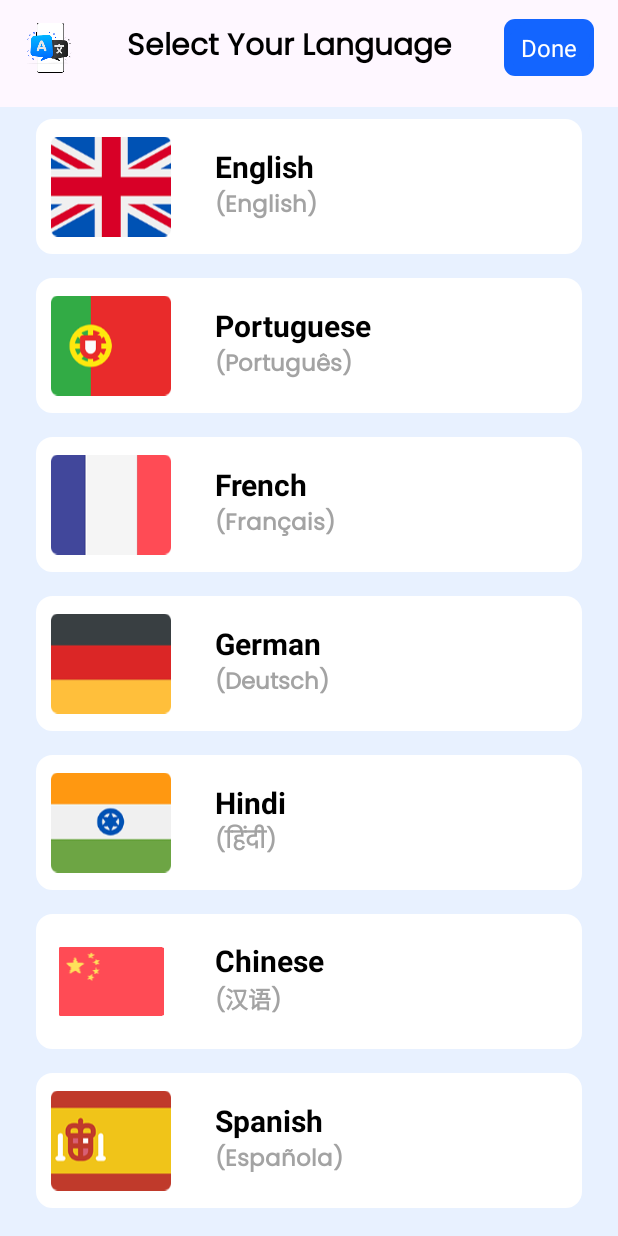
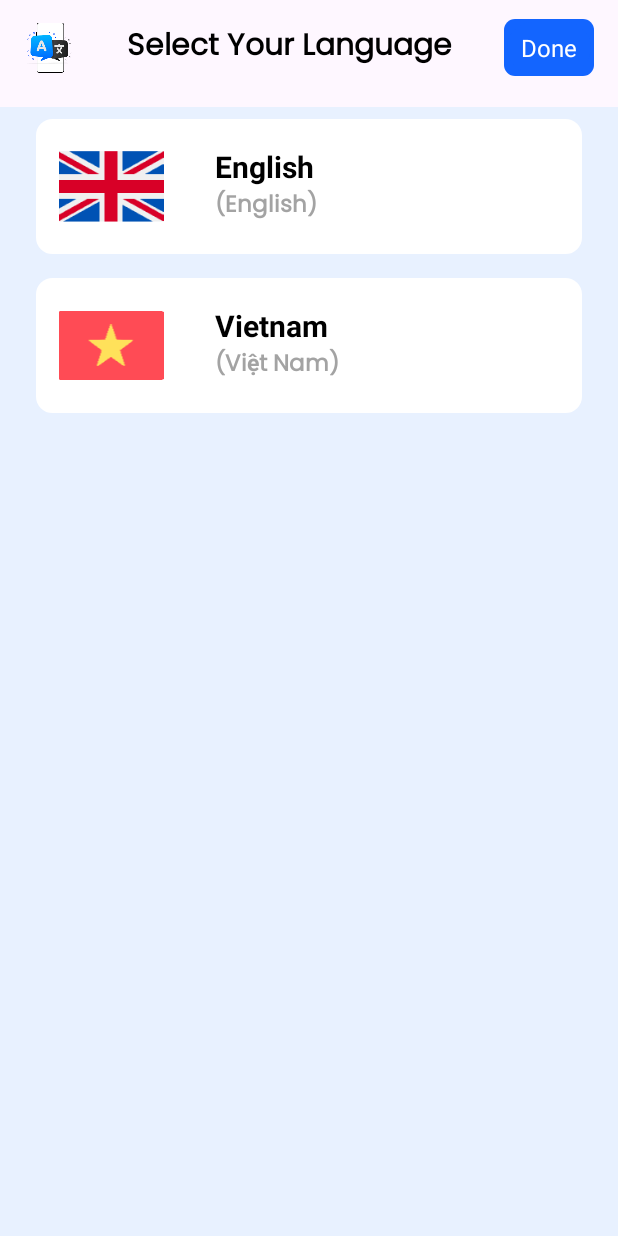
Before and after one commit to yukinpb/AIVoiceChanger, an Android app: the screen it shows after launch (MainActivity), on a phone screen of 412 x 824 dp. Run offline under Robolectric (Android 15) with nearby library versions, the phone set to English and light mode, and no system bars; our stand-ins replace Dagger/Hilt's generated code, data binding, sdp/ssp sizes; pictures from the network do not load.

Commit message:
fix language screen

```diff
--- a/app/src/main/java/com/example/voicechanger/fragment/HomeFragment.kt
+++ b/app/src/main/java/com/example/voicechanger/fragment/HomeFragment.kt
@@ -39,7 +39,7 @@ class HomeFragment : BaseFragmentNotRequireViewModel<FragmentHomeBinding>(R.layo
 
         binding.layoutContent.llLanguage.setOnSafeClickListener {
             closeDrawer()
-            // TODO: Open language screen
+            appNavigation.openHomeToLanguageScreen()
         }
 
         binding.layoutContent.txtCancel.setOnSafeClickListener {
--- a/app/src/main/java/com/example/voicechanger/fragment/LanguageFragment.kt
+++ b/app/src/main/java/com/example/voicechanger/fragment/LanguageFragment.kt
@@ -78,6 +78,6 @@ object LocaleHelper {
         Locale.setDefault(locale)
         val config = Configuration()
         config.setLocale(locale)
-        context.createConfigurationContext(config)
+        context.resources.updateConfiguration(config, context.resources.displayMetrics)
     }
 }
--- a/app/src/main/java/com/example/voicechanger/model/LanguageModel.kt
+++ b/app/src/main/java/com/example/voicechanger/model/LanguageModel.kt
@@ -12,12 +12,7 @@ data class LanguageModel (
     companion object {
         val languages = listOf(
             LanguageModel(R.mipmap.ic_english, "English", "(English)", "en"),
-            LanguageModel(R.mipmap.ic_portuguese, "Portuguese", "(Português)", "pt"),
-            LanguageModel(R.mipmap.ic_france, "French", "(Français)", "fr"),
-            LanguageModel(R.mipmap.ic_german, "German", "(Deutsch)", "de"),
-            LanguageModel(R.mipmap.ic_hindi, "Hindi", "(हिंदी)", "hi"),
-            LanguageModel(R.mipmap.ic_china, "Chinese", "(汉语)", "zh"),
-            LanguageModel(R.mipmap.ic_spanish, "Spanish", "(Española)", "es")
+            LanguageModel(R.mipmap.ic_vietnam, "Vietnam", "(Việt Nam)", "vi")
         )
     }
 }
--- a/app/src/main/java/com/example/voicechanger/navigation/AppNavigation.kt
+++ b/app/src/main/java/com/example/voicechanger/navigation/AppNavigation.kt
@@ -7,6 +7,7 @@ interface AppNavigation : BaseNavigator {
     fun openSplashToHomeScreen(bundle: Bundle? = null)
     fun openSplashToLanguageScreen(bundle: Bundle? = null)
     fun openLanguageToHomeScreen(bundle: Bundle? = null)
+    fun openHomeToLanguageScreen(bundle: Bundle? = null)
     fun openHomeToRecordingScreen(bundle: Bundle? = null)
     fun openRecordingToChangeEffectScreen(bundle: Bundle? = null)
     fun openChangeEffectToPlayerScreen(bundle: Bundle? = null)
--- a/app/src/main/java/com/example/voicechanger/navigation/AppNavigatorImpl.kt
+++ b/app/src/main/java/com/example/voicechanger/navigation/AppNavigatorImpl.kt
@@ -21,6 +21,10 @@ class AppNavigatorImpl @Inject constructor() : BaseNavigatorImpl(),
 
     override fun openLanguageToHomeScreen(bundle: Bundle?) {
         openScreen(R.id.action_languageFragment_to_homeFragment, bundle)
+    }
+
+    override fun openHomeToLanguageScreen(bundle: Bundle?) {
+        openScreen(R.id.action_homeFragment_to_languageFragment, bundle)
     }
 
     override fun openHomeToRecordingScreen(bundle: Bundle?) {
--- a/app/src/main/java/com/example/voicechanger/viewModel/AIVoiceMakerViewModel.kt
+++ b/app/src/main/java/com/example/voicechanger/viewModel/AIVoiceMakerViewModel.kt
@@ -34,7 +34,7 @@ class AIVoiceMakerViewModel @Inject constructor(
     private var persons: List<AudioEffectModel> = repository.getAIEffect()
     private var globalPerson: AudioEffectModel? = null
 
-    val outputDir = "${context.getVoiceEffectDirPath()}/ai_tts_${System.currentTimeMillis()}.wav"
+    private val outputDir = "${context.getVoiceEffectDirPath()}/ai_tts_${System.currentTimeMillis()}.wav"
 
     private val _isSuccess = MutableLiveData<Boolean>()
     val isSuccess: LiveData<Boolean> get() = _isSuccess
--- a/app/src/main/res/navigation/main_navigation.xml
+++ b/app/src/main/res/navigation/main_navigation.xml
@@ -42,6 +42,11 @@
         <action
             android:id="@+id/action_homeFragment_to_AIVoiceMakerFragment"
             app:destination="@id/AIVoiceMakerFragment"
+            app:enterAnim="@android:anim/slide_in_left"
+            app:exitAnim="@android:anim/slide_out_right" />
+        <action
+            android:id="@+id/action_homeFragment_to_languageFragment"
+            app:destination="@id/languageFragment"
             app:enterAnim="@android:anim/slide_in_left"
             app:exitAnim="@android:anim/slide_out_right" />
     </fragment>
```
Also changed, not shown: app/src/main/java/com/example/voicechanger/utils/FileUtils.kt (+10 -2 lines), app/src/main/res/values/strings.xml (+0 -64 lines), app/src/main/res/mipmap-hdpi/ic_english.png, app/src/main/res/mipmap-mdpi/ic_english.png, app/src/main/res/mipmap-mdpi/ic_vietnam.png, app/src/main/res/mipmap-xhdpi/ic_english.png, app/src/main/res/mipmap-xhdpi/ic_vietnam.png, app/src/main/res/mipmap-xxhdpi/ic_english.png, app/src/main/res/mipmap-xxhdpi/ic_vietnam.png, app/src/main/res/mipmap-xxxhdpi/ic_english.png, app/src/main/res/mipmap-xxxhdpi/ic_vietnam.png (added), 1 other file.
